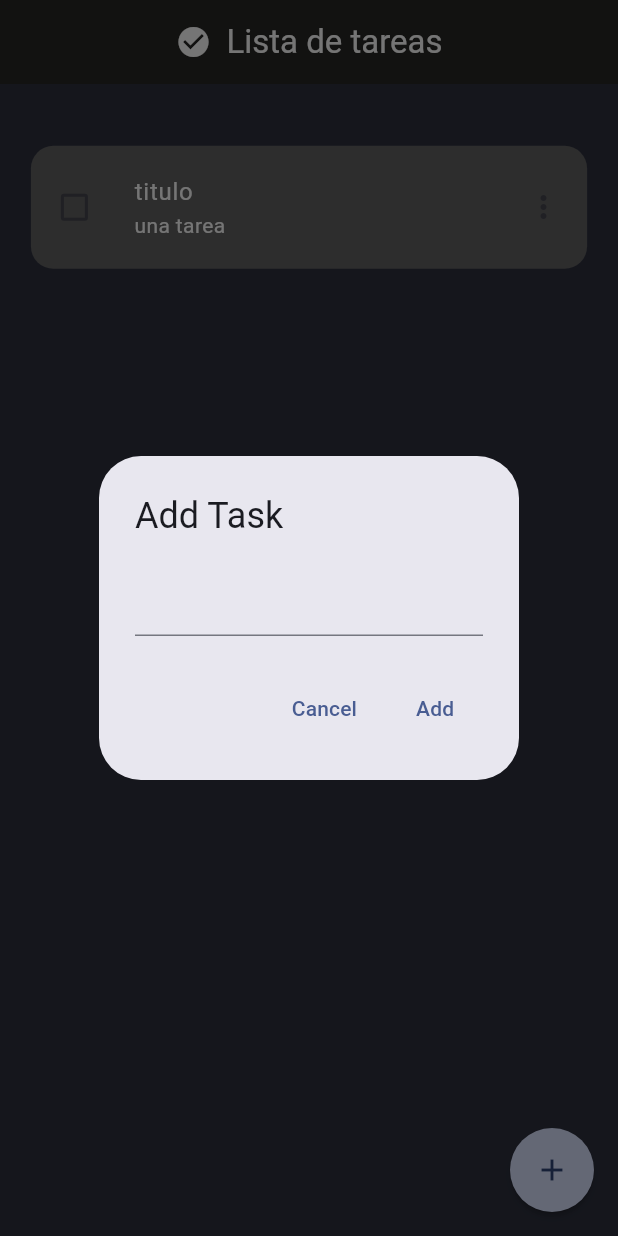
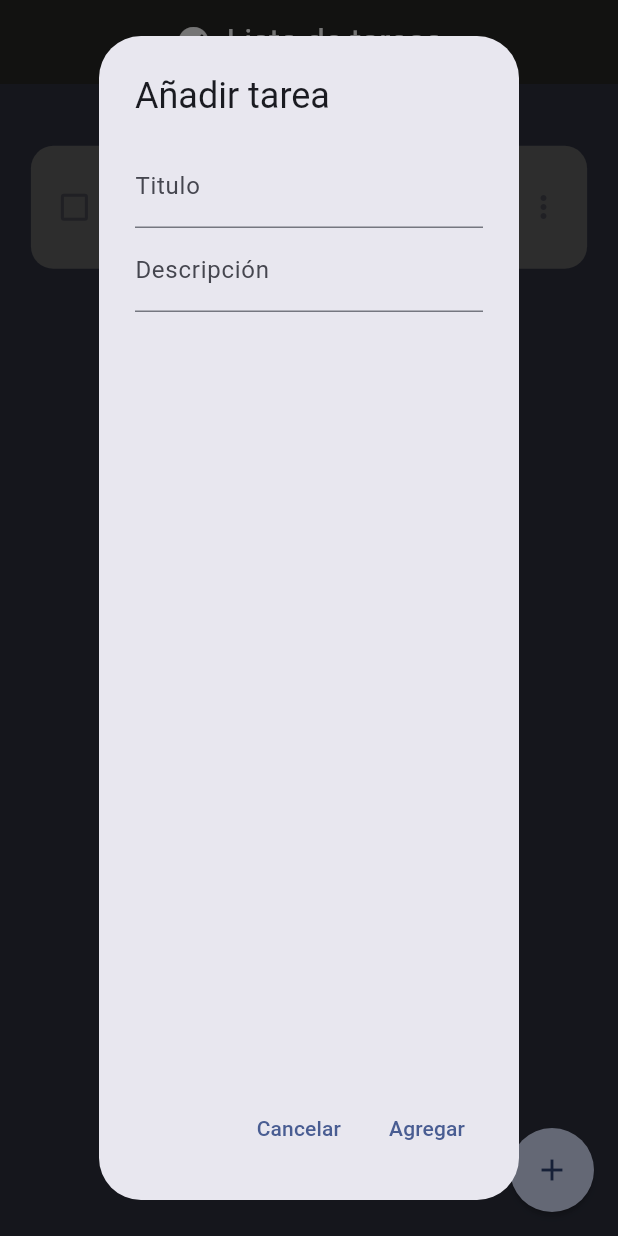
Before and after one commit to AdrianPerdomoE/to_do_app, a Flutter app: the screen it shows after launch, after a tap on the "add" icon, on a phone screen of 412 x 824 dp. Run offline on Flutter 3.47's test engine with Material 3 defaults, Android fonts, the phone set to English and light mode, and no system bars.

Commit message:
feat: dialogo con el formulario para agregar tarea funcional y eliminar tarea

```diff
--- a/lib/widgets/add_task.dart
+++ b/lib/widgets/add_task.dart
@@ -1,27 +1,67 @@
 import 'package:flutter/material.dart';
 
-class AddTask extends StatelessWidget {
-  const AddTask({super.key});
+class AddTask extends StatefulWidget {
+  Function(String title, String description) add;
+  AddTask({super.key, required this.add});
+
+  @override
+  State<AddTask> createState() => _AddTaskState();
+}
+
+class _AddTaskState extends State<AddTask> {
+  String title = "";
+  String description = "";
+  final _formKey = GlobalKey<FormState>();
 
   @override
   Widget build(BuildContext context) {
     return AlertDialog(
-      title: const Text('Add Task'),
-      content: const TextField(),
+      title: const Text('Añadir tarea'),
+      content: Form(
+        key: _formKey,
+        child: Column(children: [
+          TextFormField(
+            validator: (value) => validateInput(value!),
+            onSaved: (newValue) {
+              title = newValue!;
+            },
+            decoration: const InputDecoration(
+                hintText: "Ingresa un titulo", label: Text('Titulo')),
+          ),
+          TextFormField(
+            validator: (value) => validateInput(value!),
+            onSaved: (newValue) {
+              description = newValue!;
+            },
+            decoration: const InputDecoration(
+              hintText: "Ingresa una descripción",
+              label: Text('Descripción'),
+            ),
+          )
+        ]),
+      ),
       actions: [
         TextButton(
           onPressed: () {
             Navigator.pop(context);
           },
-          child: const Text('Cancel'),
+          child: const Text('Cancelar'),
         ),
         TextButton(
           onPressed: () {
-            Navigator.pop(context);
+            if (_formKey.currentState!.validate()) {
+              _formKey.currentState!.save();
+              widget.add(title, description);
+              Navigator.pop(context);
+            }
           },
-          child: const Text('Add'),
+          child: const Text('Agregar'),
         ),
       ],
     );
   }
+
+  validateInput(String value) {
+    return value.isNotEmpty ? null : "Campo requerido";
+  }
 }
--- a/lib/widgets/main_scaffold.dart
+++ b/lib/widgets/main_scaffold.dart
@@ -27,13 +27,29 @@ class _MainScaffoldState extends State {
         elevation: 2,
         shape: const CircleBorder(),
         onPressed: () {
-          showDialog(context: context, builder: (context) => const AddTask());
+          showDialog(
+              context: context,
+              builder: (context) => AddTask(
+                    add: addTaskToList,
+                  ));
         },
         child: const Icon(Icons.add),
       ),
       appBar: _appBar(),
       body: _body(),
     );
+  }
+
+  void addTaskToList(String title, String description) {
+    setState(() {
+      taskList.add(Task(description: description, title: title, isDone: false));
+    });
+  }
+
+  void deleteTask(int index) {
+    setState(() {
+      taskList.removeAt(index);
+    });
   }
 
   AppBar _appBar() {
@@ -70,10 +86,15 @@ class _MainScaffoldState extends State {
   }
 
   Widget createList() {
-    return ListView.builder(
+    return ListView.separated(
+      separatorBuilder: (context, index) => const SizedBox(
+        height: 10,
+      ),
       itemCount: taskList.length,
       itemBuilder: (context, index) {
         return TaskView(
+          index: index,
+          onDelete: deleteTask,
           task: taskList[index],
           onChanged: (value) {
             setState(() {
--- a/lib/widgets/task_view.dart
+++ b/lib/widgets/task_view.dart
@@ -4,8 +4,15 @@ import '../models/task.dart';
 
 class TaskView extends StatelessWidget {
   Task task;
+  Function(int index) onDelete;
   Function(bool) onChanged;
-  TaskView({super.key, required this.task, required this.onChanged});
+  int index;
+  TaskView(
+      {super.key,
+      required this.task,
+      required this.onChanged,
+      required this.onDelete,
+      required this.index});
 
   @override
   Widget build(BuildContext context) {
@@ -28,8 +35,9 @@ class TaskView extends StatelessWidget {
             const PopupMenuItem(
               child: Center(child: Icon(Icons.edit)),
             ),
-            const PopupMenuItem(
-              child: Center(child: Icon(Icons.delete)),
+            PopupMenuItem(
+              onTap: () => onDelete(index),
+              child: const Center(child: Icon(Icons.delete)),
             ),
           ];
         },
```
